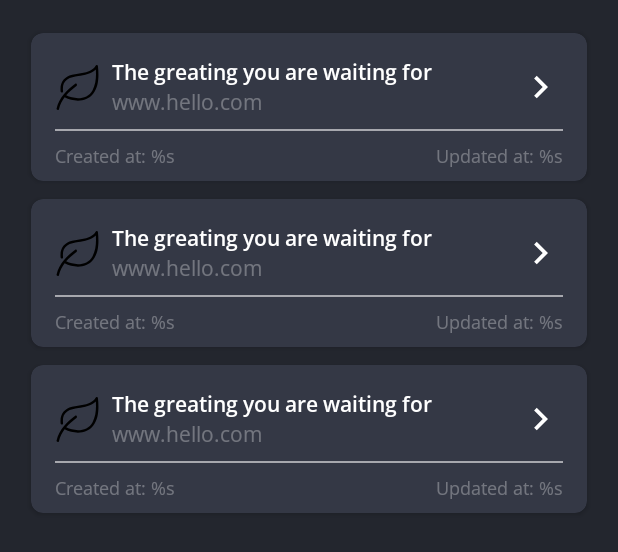
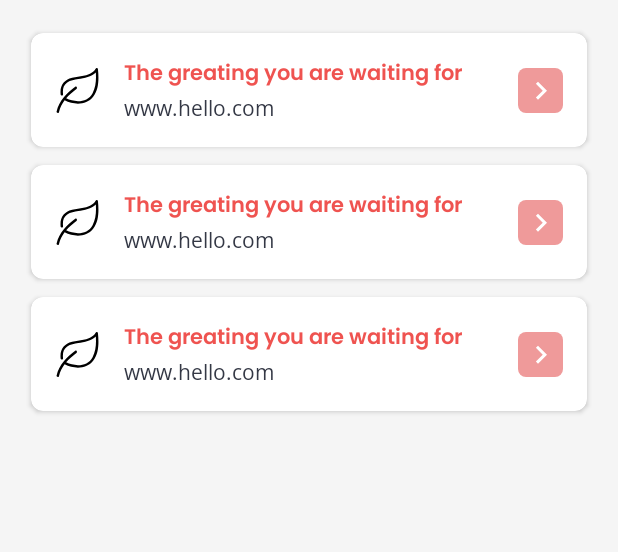
Before and after one commit to oscarg798/CopeAndroid, an Android app: the layout fragment_cope_list.xml on its own in the app's theme, with its tools: preview values and no code run, on a phone screen of 412 x 824 dp. Shown: the top 552 px of the screen. Run offline under Robolectric (Android 15) with nearby library versions, the phone set to English and light mode, and no system bars; network calls fail.

Commit message:
new desing on list

```diff
--- a/build.gradle
+++ b/build.gradle
@@ -23,7 +23,7 @@ buildscript {
         jcenter()
     }
     dependencies {
-        classpath 'com.android.tools.build:gradle:3.6.0'
+        classpath 'com.android.tools.build:gradle:3.6.1'
         classpath "org.jetbrains.kotlin:kotlin-gradle-plugin:$kotlin_version"
         classpath "com.google.firebase:firebase-plugins:1.1.5"
         classpath 'com.google.firebase:perf-plugin:1.3.1'
--- a/copelist/src/main/AndroidManifest.xml
+++ b/copelist/src/main/AndroidManifest.xml
@@ -22,7 +22,10 @@
                   android:theme="@style/AppThemeAppBarMaterialAnimatedRightToLeft">
         </activity>
         <activity android:name="androidx.fragment.app.testing.FragmentScenario$EmptyFragmentActivity"/>
-        <meta-data android:name="preloaded_fonts" android:resource="@array/preloaded_fonts"/>
+
+        <meta-data
+            android:name="preloaded_fonts"
+            android:resource="@array/preloaded_fonts" />
     </application>
 
 </manifest>
--- a/copelist/src/main/java/com/cope/copelist/fragment/adapter/CopeItemViewHolder.kt
+++ b/copelist/src/main/java/com/cope/copelist/fragment/adapter/CopeItemViewHolder.kt
@@ -22,7 +22,9 @@ import com.cope.copelist.R
 import com.cope.copelist.fragment.CopeClickListener
 import com.cope.core.constants.DISPLAY_DATE_FORMAT
 import com.cope.core.models.Cope
+import com.squareup.picasso.Callback
 import com.squareup.picasso.Picasso
+import java.lang.Exception
 import java.text.SimpleDateFormat
 import java.util.*
 
@@ -33,32 +35,35 @@ class CopeItemViewHolder(itemView: View) : CopeViewHolder(itemView) {
 
     private val tvTitle = itemView.findViewById<TextView>(R.id.tvTitle)
     private val tvUrl = itemView.findViewById<TextView>(R.id.tvUrl)
-    private val tvCreatedAt = itemView.findViewById<TextView>(R.id.tvCreatedAt)
     private val ivICon = itemView.findViewById<ImageView>(R.id.ivIcon)
-    private val tvUpdatedAt = itemView.findViewById<TextView>(R.id.tvUpdatedAt)
 
     private val dateFormatter = SimpleDateFormat(DISPLAY_DATE_FORMAT, Locale.ENGLISH)
 
     override fun bind(cope: Cope, copeClickListener: CopeClickListener) {
         tvTitle?.text = cope.title
         tvUrl?.text = cope.url
-        tvCreatedAt?.text =
-            String.format(
-                itemView.context.getString(R.string.created_at_format),
-                dateFormatter.format(cope.createdAt)
-            )
-        tvUpdatedAt?.text =
-            String.format(
-                itemView.context.getString(R.string.updated_at_format),
-                dateFormatter.format(cope.updateAt)
-            )
 
         itemView.setOnClickListener {
             copeClickListener.onCopeClick(cope)
         }
 
         val iconView = ivICon ?: return
-        val iconUrl = cope.icon ?: return
-        Picasso.get().load(iconUrl).into(iconView)
+
+        if (cope.icon == null) {
+            iconView.visibility = View.GONE
+            return
+        }
+
+        Picasso.get().load(cope.icon).into(iconView, object : Callback {
+            override fun onSuccess() {
+                ivICon.visibility = View.VISIBLE
+            }
+
+            override fun onError(e: Exception?) {
+                ivICon.visibility = View.GONE
+            }
+
+        })
     }
+
 }
--- /dev/null
+++ b/copelist/src/main/res/drawable/bg_arrow_indicator.xml
@@ -0,0 +1,23 @@
+<?xml version="1.0" encoding="utf-8"?>
+<!--
+  ~ /*
+  ~  * Copyright (C) 2020 Oscar Gallon <oscarg798@gmail.com>
+  ~  * This file is part of Cope.
+  ~  * Cope is free software: you can redistribute it and/or modify
+  ~  * it under the terms of the GNU General Public License as published by
+  ~  * the Free Software Foundation, either version 3 of the License, or
+  ~  * (at your option) any later version.
+  ~  * This program is distributed in the hope that it will be useful,
+  ~  * but WITHOUT ANY WARRANTY; without even the implied warranty of
+  ~  * MERCHANTABILITY or FITNESS FOR A PARTICULAR PURPOSE.  See the
+  ~  * GNU General Public License for more details.
+  ~  * You should have received a copy of the GNU General Public License
+  ~  * along with this program.  If not, see <http://www.gnu.org/licenses/>.
+  ~  */
+  -->
+
+<shape android:shape="rectangle" xmlns:android="http://schemas.android.com/apk/res/android">
+
+    <solid android:color="#ef9a9a"/>
+    <corners android:radius="5dp"/>
+</shape>
--- /dev/null
+++ b/copelist/src/main/res/font/poppins_bold.xml
@@ -0,0 +1,24 @@
+<?xml version="1.0" encoding="utf-8"?>
+<!--
+  ~ /*
+  ~  * Copyright (C) 2020 Oscar Gallon <oscarg798@gmail.com>
+  ~  * This file is part of Cope.
+  ~  * Cope is free software: you can redistribute it and/or modify
+  ~  * it under the terms of the GNU General Public License as published by
+  ~  * the Free Software Foundation, either version 3 of the License, or
+  ~  * (at your option) any later version.
+  ~  * This program is distributed in the hope that it will be useful,
+  ~  * but WITHOUT ANY WARRANTY; without even the implied warranty of
+  ~  * MERCHANTABILITY or FITNESS FOR A PARTICULAR PURPOSE.  See the
+  ~  * GNU General Public License for more details.
+  ~  * You should have received a copy of the GNU General Public License
+  ~  * along with this program.  If not, see <http://www.gnu.org/licenses/>.
+  ~  */
+  -->
+
+<font-family xmlns:app="http://schemas.android.com/apk/res-auto"
+        app:fontProviderAuthority="com.google.android.gms.fonts"
+        app:fontProviderPackage="com.google.android.gms"
+        app:fontProviderQuery="name=Poppins&amp;weight=700"
+        app:fontProviderCerts="@array/com_google_android_gms_fonts_certs">
+</font-family>
--- /dev/null
+++ b/copelist/src/main/res/font/poppins_semibold.xml
@@ -0,0 +1,24 @@
+<?xml version="1.0" encoding="utf-8"?>
+<!--
+  ~ /*
+  ~  * Copyright (C) 2020 Oscar Gallon <oscarg798@gmail.com>
+  ~  * This file is part of Cope.
+  ~  * Cope is free software: you can redistribute it and/or modify
+  ~  * it under the terms of the GNU General Public License as published by
+  ~  * the Free Software Foundation, either version 3 of the License, or
+  ~  * (at your option) any later version.
+  ~  * This program is distributed in the hope that it will be useful,
+  ~  * but WITHOUT ANY WARRANTY; without even the implied warranty of
+  ~  * MERCHANTABILITY or FITNESS FOR A PARTICULAR PURPOSE.  See the
+  ~  * GNU General Public License for more details.
+  ~  * You should have received a copy of the GNU General Public License
+  ~  * along with this program.  If not, see <http://www.gnu.org/licenses/>.
+  ~  */
+  -->
+
+<font-family xmlns:app="http://schemas.android.com/apk/res-auto"
+        app:fontProviderAuthority="com.google.android.gms.fonts"
+        app:fontProviderPackage="com.google.android.gms"
+        app:fontProviderQuery="name=Poppins&amp;weight=600"
+        app:fontProviderCerts="@array/com_google_android_gms_fonts_certs">
+</font-family>
--- a/copelist/src/main/res/layout/cope_item.xml
+++ b/copelist/src/main/res/layout/cope_item.xml
@@ -1,5 +1,4 @@
-<?xml version="1.0" encoding="utf-8"?>
-<!--
+<?xml version="1.0" encoding="utf-8"?><!--
   ~ Copyright (C) 2020 Oscar Gallon <oscarg798@gmail.com>
   ~ This file is part of Cope.
   ~ Cope is free software: you can redistribute it and/or modify
@@ -18,97 +17,69 @@
     xmlns:app="http://schemas.android.com/apk/res-auto"
     xmlns:tools="http://schemas.android.com/tools"
     android:layout_width="match_parent"
+    android:layout_height="wrap_content"
+    app:cardBackgroundColor="@color/white"
     app:cardCornerRadius="8dp"
-                                   app:cardUseCompatPadding="true"
-                                   app:cardBackgroundColor="@color/cope_item_bg"
-                                   android:layout_height="wrap_content">
+    app:cardUseCompatPadding="true">
 
     <androidx.constraintlayout.widget.ConstraintLayout
         android:layout_width="match_parent"
-            android:paddingStart="16dp"
-            android:paddingEnd="16dp"
-            android:paddingTop="16dp"
-            android:paddingBottom="8dp"
-            android:layout_height="wrap_content">
+        android:layout_height="wrap_content"
+        android:padding="16dp">
 
-        <ImageView android:layout_width="30dp"
+        <ImageView
+            android:id="@+id/ivIcon"
+            android:layout_width="30dp"
+            android:layout_height="30dp"
+            app:layout_constraintBottom_toBottomOf="parent"
             app:layout_constraintStart_toStartOf="parent"
             app:layout_constraintTop_toTopOf="parent"
-                   tools:src="@drawable/ic_icon"
-                   app:layout_constraintBottom_toBottomOf="@+id/tvUrl"
-                   android:id="@+id/ivIcon"
-                   android:layout_height="30dp"/>
+            tools:src="@drawable/ic_icon" />
 
-        <TextView android:layout_width="0dp"
+        <TextView
+            android:id="@+id/tvTitle"
+            android:layout_width="0dp"
             android:layout_height="wrap_content"
+            android:layout_marginStart="16dp"
+            android:layout_marginEnd="8dp"
+            android:fontFamily="@font/poppins_semibold"
+            android:maxLines="2"
+            app:layout_goneMarginStart="0dp"
+            android:textColor="#ef5350"
+            app:layout_constraintEnd_toStartOf="@+id/ivArrowIndicator"
+            app:layout_constraintStart_toEndOf="@+id/ivIcon"
             app:layout_constraintTop_toTopOf="parent"
-                  app:layout_constraintEnd_toStartOf="@+id/ivArrowIndicator"
-                  android:id="@+id/tvTitle"
-                  android:layout_marginEnd="8dp"
-                  android:textColor="@color/white"
+            tools:text="The greating you are waiting for" />
+
+        <TextView
+            android:id="@+id/tvUrl"
+            android:layout_width="0dp"
+            android:layout_height="wrap_content"
+            android:fontFamily="@font/open_sans"
             android:maxLines="2"
-                  android:layout_marginStart="8dp"
-                  tools:text="The greating you are waiting for"
-                  app:layout_constraintStart_toEndOf="@+id/ivIcon"
-                  android:fontFamily="@font/open_sans_semibold"/>
+            android:textColor="@color/cope_item_bg"
+            app:layout_constraintEnd_toEndOf="@+id/tvTitle"
+            app:layout_constraintStart_toStartOf="@+id/tvTitle"
+            app:layout_constraintTop_toBottomOf="@+id/tvTitle"
+            tools:text="www.hello.com" />
 
-        <TextView android:layout_width="0dp"
-                  android:layout_height="wrap_content"
-                  app:layout_constraintTop_toBottomOf="@+id/tvTitle"
-                  android:fontFamily="@font/open_sans"
-                  app:layout_constraintEnd_toEndOf="@+id/tvTitle"
-                  android:id="@+id/tvUrl"
-                  android:textColor="@color/cope_url_text_color"
-                  tools:text="www.hello.com"
-                  android:maxLines="2"
-                  app:layout_constraintStart_toStartOf="@+id/tvTitle"/>
+        <ImageView
+            android:id="@+id/ivArrowIndicator"
+            android:layout_width="30dp"
+            android:layout_height="30dp"
+            android:scaleType="centerInside"
+            android:background="@drawable/bg_arrow_indicator"
+            android:src="@drawable/ic_arrow_right"
+            app:layout_constraintBottom_toBottomOf="parent"
+            app:layout_constraintEnd_toEndOf="parent"
+            app:layout_constraintTop_toTopOf="parent" />
 
-        <ImageView android:layout_width="30dp"
-                   app:layout_constraintEnd_toEndOf="parent"
-                   app:layout_constraintTop_toTopOf="parent"
-                   android:src="@drawable/ic_arrow_right"
-                   app:layout_constraintBottom_toBottomOf="@+id/tvUrl"
-                   android:id="@+id/ivArrowIndicator"
-                   android:layout_height="30dp"/>
-
-        <ImageView android:layout_width="match_parent" android:layout_height="1dp"
-                   app:layout_constraintStart_toStartOf="parent"
-                   android:background="@color/cope_item_divider_bg"
-                   android:layout_marginTop="8dp"
-                   android:id="@+id/ivDivider"
-                   app:layout_constraintTop_toBottomOf="@+id/tvUrl"
-                   app:layout_constraintEnd_toEndOf="parent"/>
-
-        <TextView android:layout_width="0dp"
-                  android:layout_marginTop="8dp"
-                  android:id="@+id/tvCreatedAt"
-                  android:textColor="@color/cope_url_text_color"
-                  android:text="@string/created_at_format"
-                  android:textSize="12sp"
-                  android:fontFamily="@font/open_sans"
-                  app:layout_constraintStart_toStartOf="parent"
-                  app:layout_constraintTop_toBottomOf="@+id/ivDivider"
-                  app:layout_constraintEnd_toStartOf="@+id/glDates"
-                  android:layout_height="wrap_content"/>
-
-        <TextView android:layout_width="0dp"
-                  android:layout_marginTop="8dp"
-                  android:id="@+id/tvUpdatedAt"
-                  android:textColor="@color/cope_url_text_color"
-                  android:text="@string/updated_at_format"
-                  android:textSize="12sp"
-                  android:gravity="end"
-                  android:fontFamily="@font/open_sans"
-                  app:layout_constraintTop_toBottomOf="@+id/ivDivider"
-                  app:layout_constraintEnd_toEndOf="parent"
-                  app:layout_constraintStart_toEndOf="@+id/glDates"
-                  android:layout_height="wrap_content"/>
-
-        <androidx.constraintlayout.widget.Guideline android:layout_width="wrap_content"
+        <androidx.constraintlayout.widget.Guideline
+            android:id="@+id/glDates"
+            android:layout_width="wrap_content"
+            android:layout_height="match_parent"
             android:orientation="vertical"
-                                                    android:id="@+id/glDates"
-                                                    app:layout_constraintGuide_percent="0.5"
-                                                    android:layout_height="match_parent"/>
+            app:layout_constraintGuide_percent="0.5" />
 
     </androidx.constraintlayout.widget.ConstraintLayout>
 </androidx.cardview.widget.CardView>
--- a/copelist/src/main/res/layout/fragment_cope_list.xml
+++ b/copelist/src/main/res/layout/fragment_cope_list.xml
@@ -1,5 +1,4 @@
-<?xml version="1.0" encoding="utf-8"?>
-<!--
+<?xml version="1.0" encoding="utf-8"?><!--
   ~ Copyright (C) 2020 Oscar Gallon <oscarg798@gmail.com>
   ~ This file is part of Cope.
   ~ Cope is free software: you can redistribute it and/or modify
@@ -15,26 +14,27 @@
   -->
 
 <androidx.swiperefreshlayout.widget.SwipeRefreshLayout xmlns:android="http://schemas.android.com/apk/res/android"
+    xmlns:app="http://schemas.android.com/apk/res-auto"
     xmlns:tools="http://schemas.android.com/tools"
-                                                       xmlns:app="http://schemas.android.com/apk/res-auto"
+    android:id="@+id/srMain"
     android:layout_width="match_parent"
-                                                       android:id="@+id/srMain"
-                                                       android:padding="16dp"
-                                                       android:background="@color/background_color"
-                                                       android:layout_height="match_parent">
+    android:layout_height="match_parent"
+    android:background="#f5f5f5"
+    android:padding="16dp">
 
     <androidx.constraintlayout.widget.ConstraintLayout
         android:layout_width="match_parent"
         android:layout_height="match_parent"
         tools:context=".fragment.CopeListFragment">
 
-        <androidx.recyclerview.widget.RecyclerView android:layout_width="0dp"
+        <androidx.recyclerview.widget.RecyclerView
+            android:id="@+id/rvCopes"
+            android:layout_width="0dp"
+            android:layout_height="wrap_content"
+            app:layout_constraintEnd_toEndOf="parent"
+            app:layout_constraintStart_toStartOf="parent"
             app:layout_constraintTop_toTopOf="parent"
-                                                   app:layout_constraintStart_toStartOf="parent"
-                                                   app:layout_constraintEnd_toEndOf="parent"
-                                                   android:id="@+id/rvCopes"
-                                                   tools:listitem="@layout/cope_item"
-                                                   android:layout_height="wrap_content"/>
+            tools:listitem="@layout/cope_item" />
 
     </androidx.constraintlayout.widget.ConstraintLayout>
 
--- a/copelist/src/main/res/values/preloaded_fonts.xml
+++ b/copelist/src/main/res/values/preloaded_fonts.xml
@@ -18,5 +18,7 @@
     <array name="preloaded_fonts" translatable="false">
         <item>@font/open_sans</item>
         <item>@font/open_sans_semibold</item>
+        <item>@font/poppins_bold</item>
+        <item>@font/poppins_semibold</item>
     </array>
 </resources>
```
Lines whose indentation alone changed are shown as unchanged.
